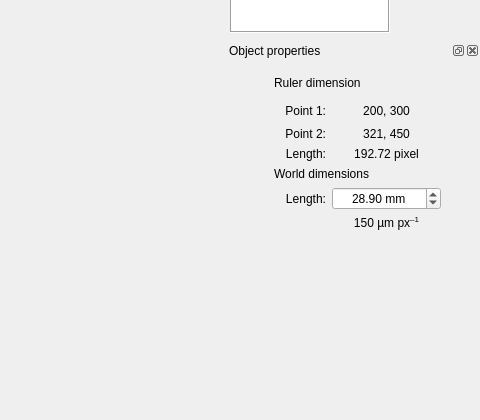
Before: the Qt Designer form topino/ui/mainwindow.ui in XXY1227/topino, drawn with Qt 5; both pictures show x 464 to 944 and y 202 to 622 of the 944 by 739 pixel window.
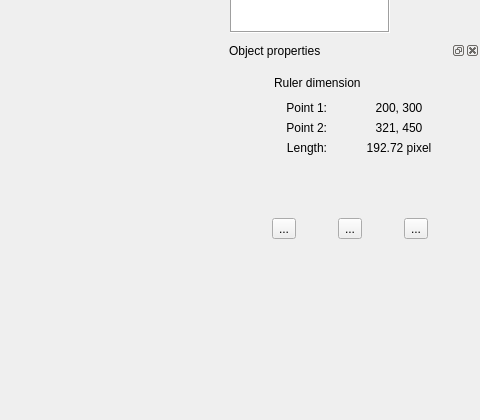
After: the same form once the commit is applied. The open tabs and pages were chosen to show the change. Icons and pictures are not drawn.

The edit to the form file:
```diff
--- a/topino/ui/mainwindow.ui
+++ b/topino/ui/mainwindow.ui
@@ -287,7 +287,7 @@
       <rect>
        <x>0</x>
        <y>0</y>
-       <width>227</width>
+       <width>251</width>
        <height>300</height>
       </rect>
      </property>
@@ -672,7 +672,23 @@
      </widget>
      <widget class="QWidget" name="ruler">
       <layout class="QGridLayout" name="gridLayout_3">
-       <item row="3" column="2">
+       <item row="1" column="0" colspan="3">
+        <widget class="QLabel" name="label_3">
+         <property name="sizePolicy">
+          <sizepolicy hsizetype="Preferred" vsizetype="Preferred">
+           <horstretch>1</horstretch>
+           <verstretch>0</verstretch>
+          </sizepolicy>
+         </property>
+         <property name="text">
+          <string>Point 1:</string>
+         </property>
+         <property name="alignment">
+          <set>Qt::AlignRight|Qt::AlignTrailing|Qt::AlignVCenter</set>
+         </property>
+        </widget>
+       </item>
+       <item row="3" column="0" colspan="3">
         <widget class="QLabel" name="label_8">
          <property name="text">
           <string>Length:</string>
@@ -682,46 +698,7 @@
          </property>
         </widget>
        </item>
-       <item row="5" column="2">
-        <widget class="QLabel" name="label_11">
-         <property name="font">
-          <font>
-           <weight>50</weight>
-           <bold>false</bold>
-          </font>
-         </property>
-         <property name="text">
-          <string>Length:</string>
-         </property>
-         <property name="alignment">
-          <set>Qt::AlignRight|Qt::AlignTrailing|Qt::AlignVCenter</set>
-         </property>
-        </widget>
-       </item>
-       <item row="1" column="3">
-        <widget class="QLabel" name="propRulerP1">
-         <property name="sizePolicy">
-          <sizepolicy hsizetype="Preferred" vsizetype="Preferred">
-           <horstretch>5</horstretch>
-           <verstretch>0</verstretch>
-          </sizepolicy>
-         </property>
-         <property name="text">
-          <string>200, 300</string>
-         </property>
-         <property name="alignment">
-          <set>Qt::AlignCenter</set>
-         </property>
-        </widget>
-       </item>
-       <item row="0" column="1" colspan="3">
-        <widget class="QLabel" name="label_7">
-         <property name="text">
-          <string>Ruler dimension</string>
-         </property>
-        </widget>
-       </item>
-       <item row="2" column="2">
+       <item row="2" column="0" colspan="3">
         <widget class="QLabel" name="label_9">
          <property name="text">
           <string>Point 2:</string>
@@ -731,84 +708,6 @@
          </property>
         </widget>
        </item>
-       <item row="5" column="3">
-        <widget class="QDoubleSpinBox" name="propRulerSpinWD">
-         <property name="font">
-          <font>
-           <weight>50</weight>
-           <bold>false</bold>
-          </font>
-         </property>
-         <property name="wrapping">
-          <bool>false</bool>
-         </property>
-         <property name="frame">
-          <bool>true</bool>
-         </property>
-         <property name="alignment">
-          <set>Qt::AlignCenter</set>
-         </property>
-         <property name="buttonSymbols">
-          <enum>QAbstractSpinBox::UpDownArrows</enum>
-         </property>
-         <property name="correctionMode">
-          <enum>QAbstractSpinBox::CorrectToNearestValue</enum>
-         </property>
-         <property name="showGroupSeparator" stdset="0">
-          <bool>false</bool>
-         </property>
-         <property name="suffix">
-          <string> mm</string>
-         </property>
-         <property name="minimum">
-          <double>1.000000000000000</double>
-         </property>
-         <property name="maximum">
-          <double>10000.000000000000000</double>
-         </property>
-         <property name="singleStep">
-          <double>0.500000000000000</double>
-         </property>
-         <property name="value">
-          <double>28.899999999999999</double>
-         </property>
-        </widget>
-       </item>
-       <item row="4" column="1" colspan="3">
-        <widget class="QLabel" name="label_10">
-         <property name="text">
-          <string>World dimensions</string>
-         </property>
-        </widget>
-       </item>
-       <item row="0" column="0">
-        <widget class="QLabel" name="label">
-         <property name="minimumSize">
-          <size>
-           <width>32</width>
-           <height>24</height>
-          </size>
-         </property>
-         <property name="maximumSize">
-          <size>
-           <width>32</width>
-           <height>24</height>
-          </size>
-         </property>
-         <property name="text">
-          <string/>
-         </property>
-         <property name="textFormat">
-          <enum>Qt::PlainText</enum>
-         </property>
-         <property name="pixmap">
-          <pixmap resource="../topino.qrc">:/ui/toolicons/ruler.png</pixmap>
-         </property>
-         <property name="scaledContents">
-          <bool>false</bool>
-         </property>
-        </widget>
-       </item>
        <item row="2" column="3">
         <widget class="QLabel" name="propRulerP2">
          <property name="sizePolicy">
@@ -835,40 +734,131 @@
          </property>
         </widget>
        </item>
-       <item row="6" column="3">
-        <widget class="QLabel" name="propRulerFactor">
+       <item row="0" column="0">
+        <widget class="QLabel" name="label">
+         <property name="minimumSize">
+          <size>
+           <width>32</width>
+           <height>24</height>
+          </size>
+         </property>
+         <property name="maximumSize">
+          <size>
+           <width>32</width>
+           <height>24</height>
+          </size>
+         </property>
          <property name="text">
-          <string>150 µm px&lt;sup&gt;–1&lt;/sup&gt;</string>
+          <string/>
+         </property>
+         <property name="textFormat">
+          <enum>Qt::PlainText</enum>
+         </property>
+         <property name="pixmap">
+          <pixmap resource="../topino.qrc">:/ui/toolicons/ruler.png</pixmap>
+         </property>
+         <property name="scaledContents">
+          <bool>false</bool>
+         </property>
+        </widget>
+       </item>
+       <item row="5" column="0" colspan="4">
+        <layout class="QHBoxLayout" name="horizontalLayout_3" stretch="0,0,0">
+         <item>
+          <widget class="QToolButton" name="toolEditImage_2">
+           <property name="toolTip">
+            <string>Preprocess image</string>
+           </property>
+           <property name="statusTip">
+            <string>Select options for preprocessing the image to make it ready for angulargram creation</string>
+           </property>
+           <property name="text">
+            <string>...</string>
+           </property>
+           <property name="icon">
+            <iconset resource="../topino.qrc">
+             <normaloff>:/ui/toolicons/ruler.png</normaloff>:/ui/toolicons/ruler.png</iconset>
+           </property>
+           <property name="iconSize">
+            <size>
+             <width>64</width>
+             <height>32</height>
+            </size>
+           </property>
+          </widget>
+         </item>
+         <item>
+          <widget class="QToolButton" name="toolSwitchImage_2">
+           <property name="toolTip">
+            <string>Swap source and processed image</string>
+           </property>
+           <property name="statusTip">
+            <string>Swap source and processed image</string>
+           </property>
+           <property name="text">
+            <string>...</string>
+           </property>
+           <property name="icon">
+            <iconset resource="../topino.qrc">
+             <normaloff>:/ui/toolicons/ruler.png</normaloff>:/ui/toolicons/ruler.png</iconset>
+           </property>
+           <property name="iconSize">
+            <size>
+             <width>64</width>
+             <height>32</height>
+            </size>
+           </property>
+          </widget>
+         </item>
+         <item>
+          <widget class="QToolButton" name="toolResetImage_2">
+           <property name="toolTip">
+            <string>Resets the processed image</string>
+           </property>
+           <property name="statusTip">
+            <string>Resets the processed image back to the source image and all processing parameters to default</string>
+           </property>
+           <property name="text">
+            <string>...</string>
+           </property>
+           <property name="icon">
+            <iconset resource="../topino.qrc">
+             <normaloff>:/ui/toolicons/ruler.png</normaloff>:/ui/toolicons/ruler.png</iconset>
+           </property>
+           <property name="iconSize">
+            <size>
+             <width>64</width>
+             <height>32</height>
+            </size>
+           </property>
+          </widget>
+         </item>
+        </layout>
+       </item>
+       <item row="1" column="3">
+        <widget class="QLabel" name="propRulerP1">
+         <property name="sizePolicy">
+          <sizepolicy hsizetype="Preferred" vsizetype="Preferred">
+           <horstretch>5</horstretch>
+           <verstretch>0</verstretch>
+          </sizepolicy>
+         </property>
+         <property name="text">
+          <string>200, 300</string>
          </property>
          <property name="alignment">
           <set>Qt::AlignCenter</set>
          </property>
         </widget>
        </item>
-       <item row="1" column="2">
-        <widget class="QLabel" name="label_3">
+       <item row="0" column="1" colspan="3">
+        <widget class="QLabel" name="label_7">
          <property name="text">
-          <string>Point 1:</string>
-         </property>
-         <property name="alignment">
-          <set>Qt::AlignRight|Qt::AlignTrailing|Qt::AlignVCenter</set>
+          <string>Ruler dimension</string>
          </property>
         </widget>
        </item>
-       <item row="1" column="1">
-        <spacer name="horizontalSpacer">
-         <property name="orientation">
-          <enum>Qt::Horizontal</enum>
-         </property>
-         <property name="sizeHint" stdset="0">
-          <size>
-           <width>5</width>
-           <height>20</height>
-          </size>
-         </property>
-        </spacer>
-       </item>
-       <item row="7" column="3">
+       <item row="6" column="0" colspan="4">
         <spacer name="verticalSpacer_3">
          <property name="orientation">
           <enum>Qt::Vertical</enum>
@@ -876,7 +866,20 @@
          <property name="sizeHint" stdset="0">
           <size>
            <width>20</width>
-           <height>40</height>
+           <height>110</height>
+          </size>
+         </property>
+        </spacer>
+       </item>
+       <item row="4" column="0" colspan="4">
+        <spacer name="verticalSpacer_7">
+         <property name="orientation">
+          <enum>Qt::Vertical</enum>
+         </property>
+         <property name="sizeHint" stdset="0">
+          <size>
+           <width>20</width>
+           <height>20</height>
           </size>
          </property>
         </spacer>
```
Left out of the diff: 45 changed lines with no effect on the pictures.
